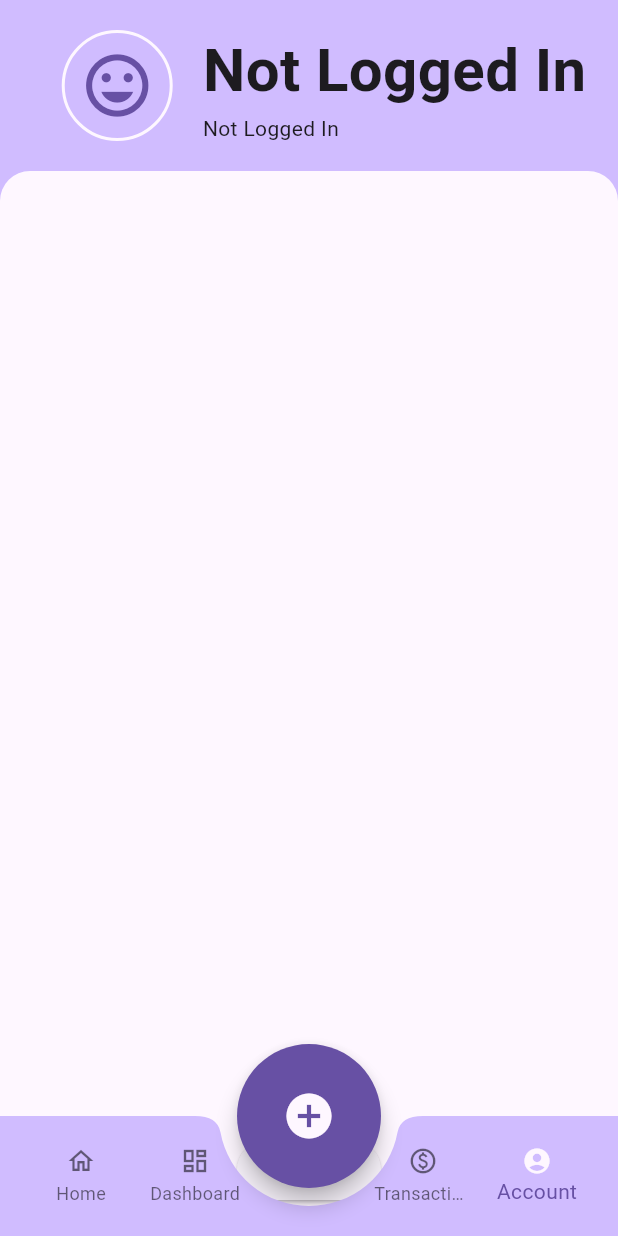
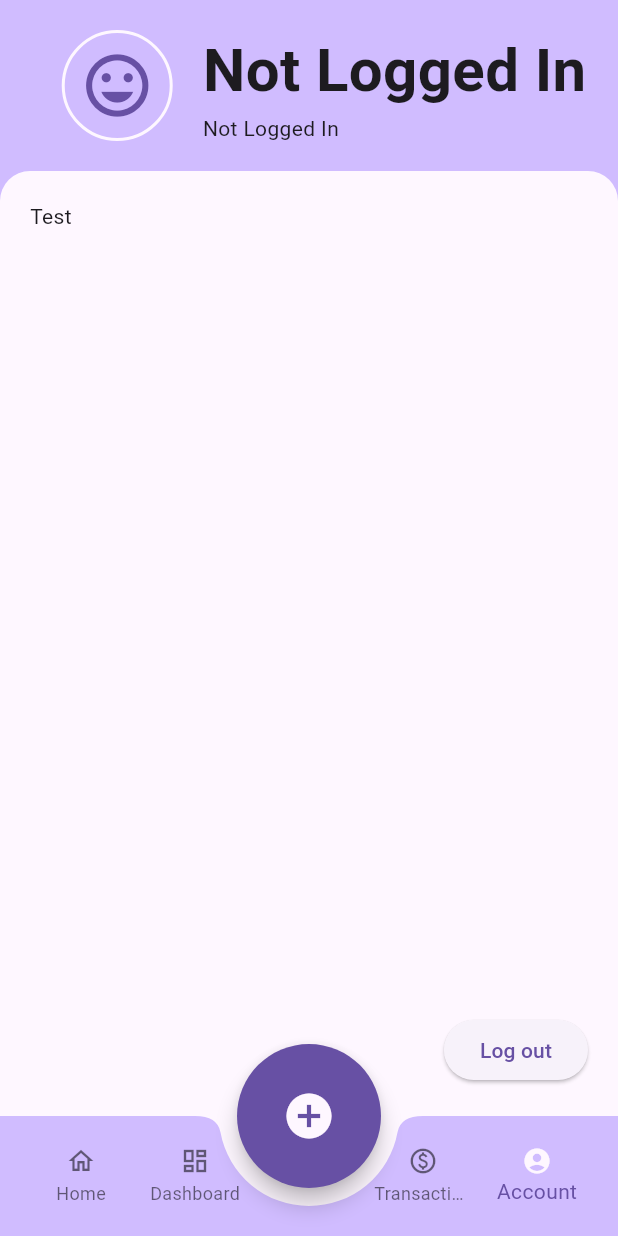
Before and after one commit to MyKl-Y/MYAssets, a Flutter app: the MobileContainer screen opened directly, item 5 of the bottom bar chosen, on a phone screen of 412 x 824 dp. Run offline on Flutter 3.47's test engine with Material 3 defaults, Android fonts, the phone set to English and light mode, and no system bars; our stand-ins replace flutter_secure_storage; accounts and stored records are empty; network calls fail.

Commit message:
Fixed mobile screen scaling

```diff
--- a/client/lib/screens/account_screen.dart
+++ b/client/lib/screens/account_screen.dart
@@ -104,8 +104,16 @@
                 width: MediaQuery.of(context).size.width,
                 child: Column(
                   mainAxisAlignment: MainAxisAlignment.spaceBetween,
+                  crossAxisAlignment: MediaQuery.of(context).size.width < 769
+                    ? CrossAxisAlignment.end
+                    : CrossAxisAlignment.center,
                   children: [
-                    Container(),
+                    Expanded(
+                      child: SizedBox(
+                        width: MediaQuery.of(context).size.width,
+                        child: Text('Test')
+                      ),
+                    ),
                     ElevatedButton(onPressed: () { _logout(context); }, child: Text('Log out')),
                   ],
                 ),
--- a/client/lib/widgets/mobile_container.dart
+++ b/client/lib/widgets/mobile_container.dart
@@ -26,7 +26,7 @@
     return Scaffold(
       extendBody: true,
       body: SafeArea(
-        bottom: false,
+        bottom: true,
         child: <Widget>[
           HomeScreen(),
           DashboardScreen(),
@@ -45,7 +45,12 @@
         },
         child: Icon(Icons.add_circle, color: theme.colorScheme.surface),
       ),
-      bottomNavigationBar: BottomAppBar(
+      bottomNavigationBar: Theme(
+        data: Theme.of(context).copyWith(
+          splashColor: Colors.transparent,
+          hoverColor: Colors.transparent
+        ),
+        child:  BottomAppBar(
           clipBehavior: Clip.antiAlias,
           shape: CircularNotchedRectangle(),
           notchMargin: 12,
@@ -90,6 +95,7 @@
             ],
           ),
         ),
+      ),
     );
   }
 }
```
Lines whose indentation alone changed are shown as unchanged.
